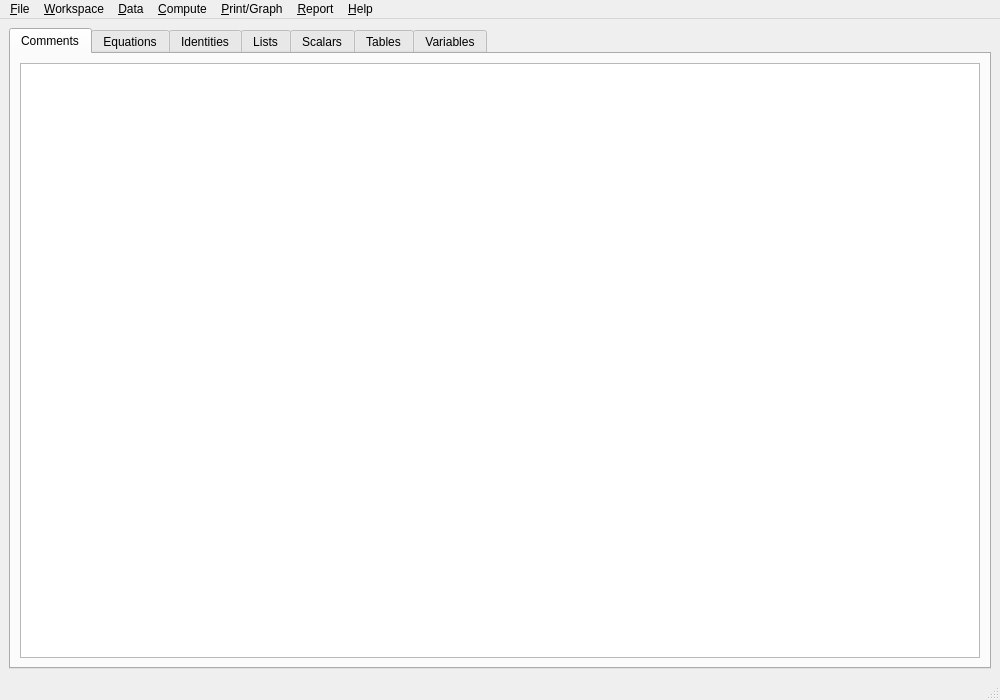
Before: the Qt Designer form gui/main_window.ui in plan-be/iode, drawn with Qt 5.
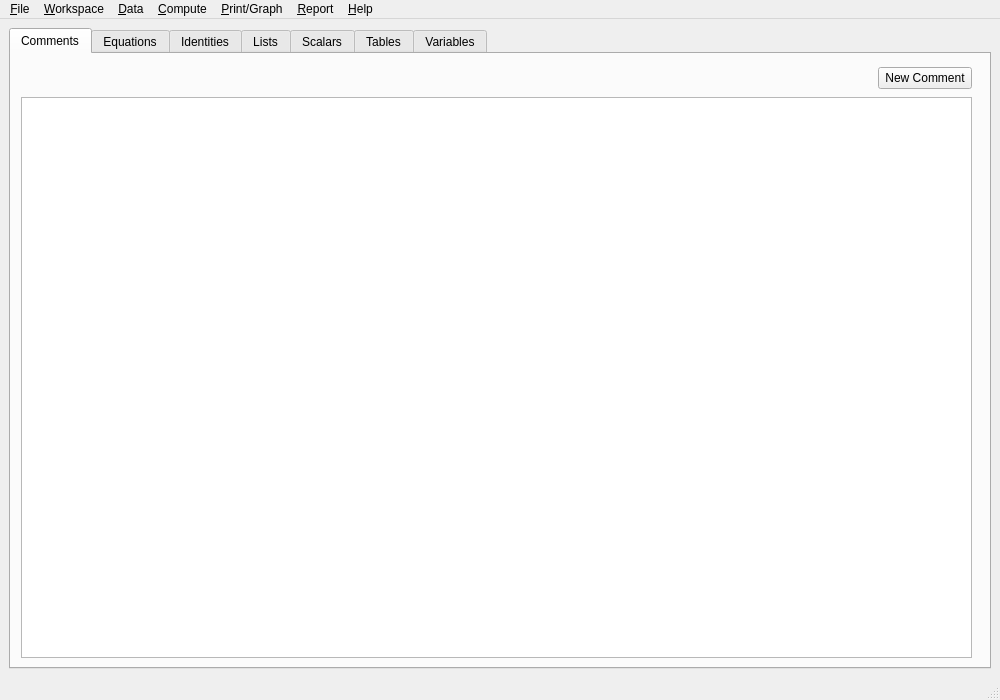
After: the same form once the commit is applied. Icons and pictures are not drawn. Custom widgets are drawn as their Qt base class.

```diff
--- a/gui/main_window.ui
+++ b/gui/main_window.ui
@@ -49,27 +49,75 @@
        <attribute name="title">
         <string>Comments</string>
        </attribute>
-       <layout class="QVBoxLayout" name="verticalLayout_2">
-        <item>
-         <widget class="CommentsView" name="tableview_comments">
-          <property name="sizeAdjustPolicy">
-           <enum>QAbstractScrollArea::AdjustIgnored</enum>
-          </property>
-          <property name="sortingEnabled">
-           <bool>true</bool>
-          </property>
-          <attribute name="horizontalHeaderStretchLastSection">
-           <bool>true</bool>
-          </attribute>
-          <attribute name="verticalHeaderVisible">
-           <bool>false</bool>
-          </attribute>
-          <attribute name="verticalHeaderStretchLastSection">
-           <bool>true</bool>
-          </attribute>
-         </widget>
-        </item>
-       </layout>
+       <widget class="CommentsView" name="tableview_comments">
+        <property name="geometry">
+         <rect>
+          <x>10</x>
+          <y>43</y>
+          <width>951</width>
+          <height>561</height>
+         </rect>
+        </property>
+        <property name="sizePolicy">
+         <sizepolicy hsizetype="Preferred" vsizetype="Expanding">
+          <horstretch>0</horstretch>
+          <verstretch>0</verstretch>
+         </sizepolicy>
+        </property>
+        <property name="sizeAdjustPolicy">
+         <enum>QAbstractScrollArea::AdjustIgnored</enum>
+        </property>
+        <property name="sortingEnabled">
+         <bool>true</bool>
+        </property>
+        <attribute name="horizontalHeaderStretchLastSection">
+         <bool>true</bool>
+        </attribute>
+        <attribute name="verticalHeaderVisible">
+         <bool>false</bool>
+        </attribute>
+        <attribute name="verticalHeaderStretchLastSection">
+         <bool>true</bool>
+        </attribute>
+       </widget>
+       <widget class="QWidget" name="">
+        <property name="geometry">
+         <rect>
+          <x>10</x>
+          <y>11</y>
+          <width>951</width>
+          <height>26</height>
+         </rect>
+        </property>
+        <layout class="QHBoxLayout" name="horizontalLayout">
+         <item>
+          <spacer name="horizontalSpacer">
+           <property name="orientation">
+            <enum>Qt::Horizontal</enum>
+           </property>
+           <property name="sizeHint" stdset="0">
+            <size>
+             <width>828</width>
+             <height>20</height>
+            </size>
+           </property>
+          </spacer>
+         </item>
+         <item>
+          <widget class="QPushButton" name="addCommentButton">
+           <property name="sizePolicy">
+            <sizepolicy hsizetype="Fixed" vsizetype="Fixed">
+             <horstretch>0</horstretch>
+             <verstretch>0</verstretch>
+            </sizepolicy>
+           </property>
+           <property name="text">
+            <string> New Comment </string>
+           </property>
+          </widget>
+         </item>
+        </layout>
+       </widget>
       </widget>
       <widget class="QWidget" name="tab_equations">
        <attribute name="title">
```
Left out of the diff: 409 changed lines with no effect on the pictures.
